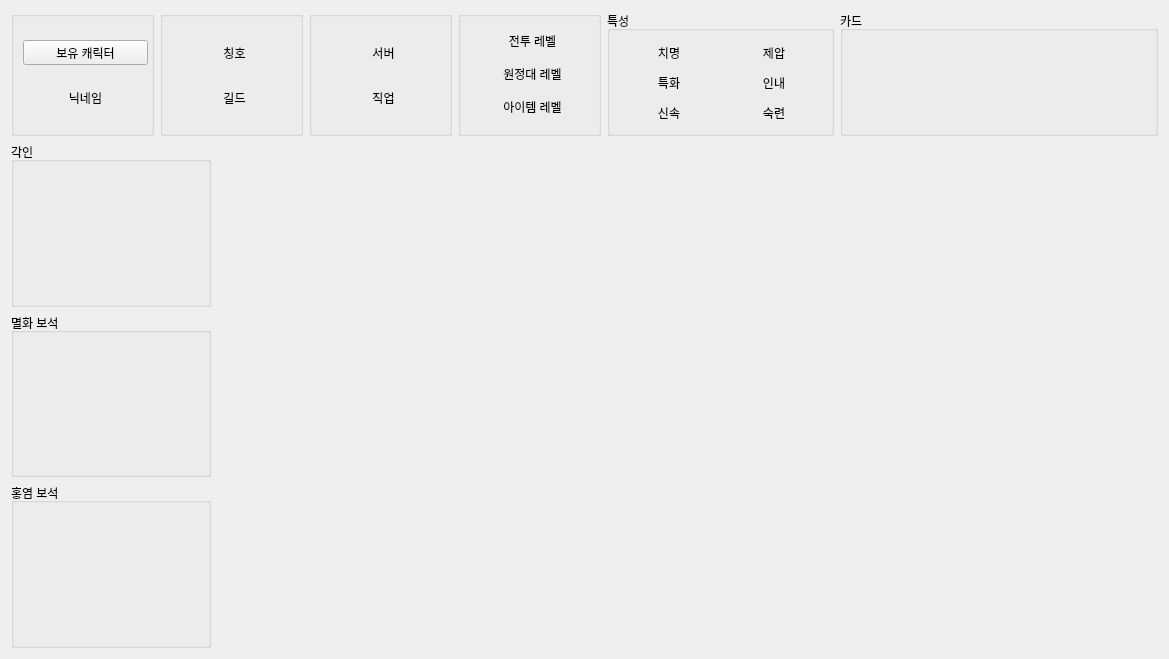
The window that ui/character/character_widget.ui (Wseop/loa-manager-qt-client) describes before a commit, drawn with Qt 5.
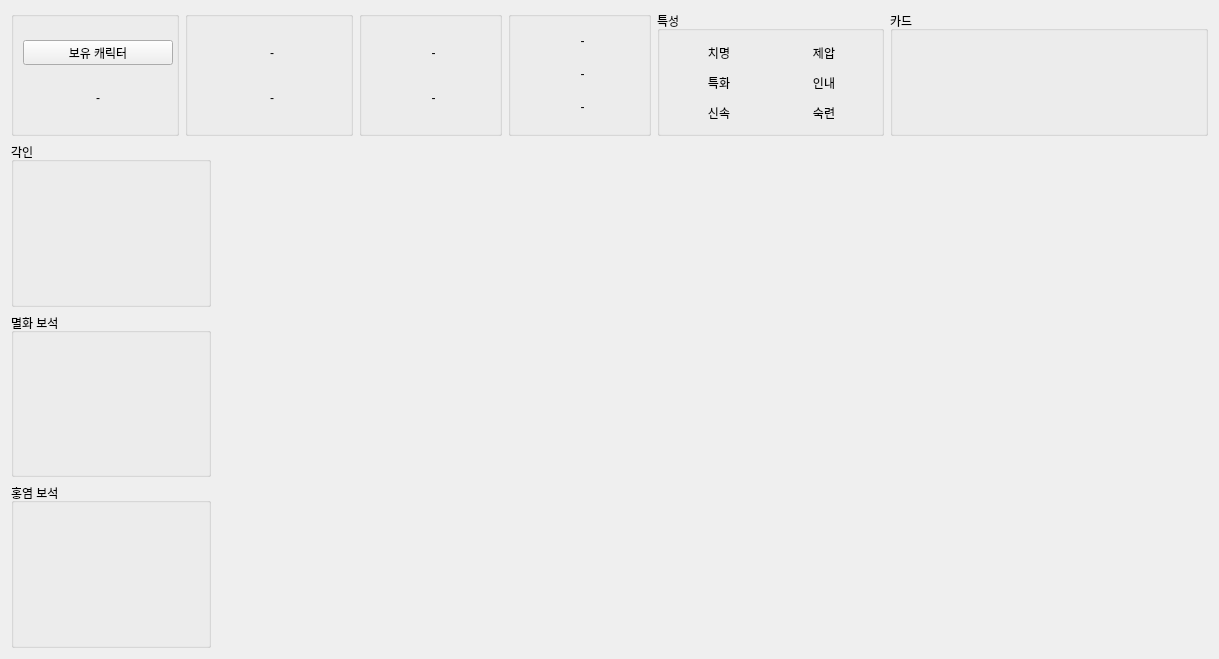
The same window after the commit.

The edit to the form file:
```diff
--- a/ui/character/character_widget.ui
+++ b/ui/character/character_widget.ui
@@ -6,7 +6,7 @@
    <rect>
     <x>0</x>
     <y>0</y>
-    <width>1167</width>
+    <width>1217</width>
     <height>659</height>
    </rect>
   </property>
@@ -20,13 +20,13 @@
       <widget class="QGroupBox" name="groupName">
        <property name="minimumSize">
         <size>
-         <width>143</width>
+         <width>168</width>
          <height>125</height>
         </size>
        </property>
        <property name="maximumSize">
         <size>
-         <width>143</width>
+         <width>168</width>
          <height>125</height>
         </size>
        </property>
@@ -44,13 +44,13 @@
          <widget class="QPushButton" name="pbSibling">
           <property name="minimumSize">
            <size>
-            <width>125</width>
+            <width>150</width>
             <height>25</height>
            </size>
           </property>
           <property name="maximumSize">
            <size>
-            <width>125</width>
+            <width>150</width>
             <height>25</height>
            </size>
           </property>
@@ -63,18 +63,18 @@
          <widget class="QLabel" name="lbName">
           <property name="minimumSize">
            <size>
-            <width>125</width>
+            <width>150</width>
             <height>25</height>
            </size>
           </property>
           <property name="maximumSize">
            <size>
-            <width>125</width>
+            <width>150</width>
             <height>25</height>
            </size>
           </property>
           <property name="text">
-           <string>닉네임</string>
+           <string>-</string>
           </property>
           <property name="alignment">
            <set>Qt::AlignCenter</set>
@@ -88,13 +88,13 @@
       <widget class="QGroupBox" name="groupTitleGuild">
        <property name="minimumSize">
         <size>
-         <width>143</width>
+         <width>168</width>
          <height>125</height>
         </size>
        </property>
        <property name="maximumSize">
         <size>
-         <width>143</width>
+         <width>168</width>
          <height>125</height>
         </size>
        </property>
@@ -106,18 +106,18 @@
          <widget class="QLabel" name="lbTitle">
           <property name="minimumSize">
            <size>
-            <width>125</width>
+            <width>150</width>
             <height>25</height>
            </size>
           </property>
           <property name="maximumSize">
            <size>
-            <width>125</width>
+            <width>150</width>
             <height>25</height>
            </size>
           </property>
           <property name="text">
-           <string>칭호</string>
+           <string>-</string>
           </property>
           <property name="alignment">
            <set>Qt::AlignCenter</set>
@@ -128,18 +128,18 @@
          <widget class="QLabel" name="lbGuild">
           <property name="minimumSize">
            <size>
-            <width>125</width>
+            <width>150</width>
             <height>25</height>
            </size>
           </property>
           <property name="maximumSize">
            <size>
-            <width>125</width>
+            <width>150</width>
             <height>25</height>
            </size>
           </property>
           <property name="text">
-           <string>길드</string>
+           <string>-</string>
           </property>
           <property name="alignment">
            <set>Qt::AlignCenter</set>
@@ -182,7 +182,7 @@
            </size>
           </property>
           <property name="text">
-           <string>서버</string>
+           <string>-</string>
           </property>
           <property name="alignment">
            <set>Qt::AlignCenter</set>
@@ -204,7 +204,7 @@
            </size>
           </property>
           <property name="text">
-           <string>직업</string>
+           <string>-</string>
           </property>
           <property name="alignment">
            <set>Qt::AlignCenter</set>
@@ -247,7 +247,7 @@
            </size>
           </property>
           <property name="text">
-           <string>전투 레벨</string>
+           <string>-</string>
           </property>
           <property name="alignment">
            <set>Qt::AlignCenter</set>
@@ -269,7 +269,7 @@
            </size>
           </property>
           <property name="text">
-           <string>원정대 레벨</string>
+           <string>-</string>
           </property>
           <property name="alignment">
            <set>Qt::AlignCenter</set>
@@ -291,7 +291,7 @@
            </size>
           </property>
           <property name="text">
-           <string>아이템 레벨</string>
+           <string>-</string>
           </property>
           <property name="alignment">
            <set>Qt::AlignCenter</set>
```
